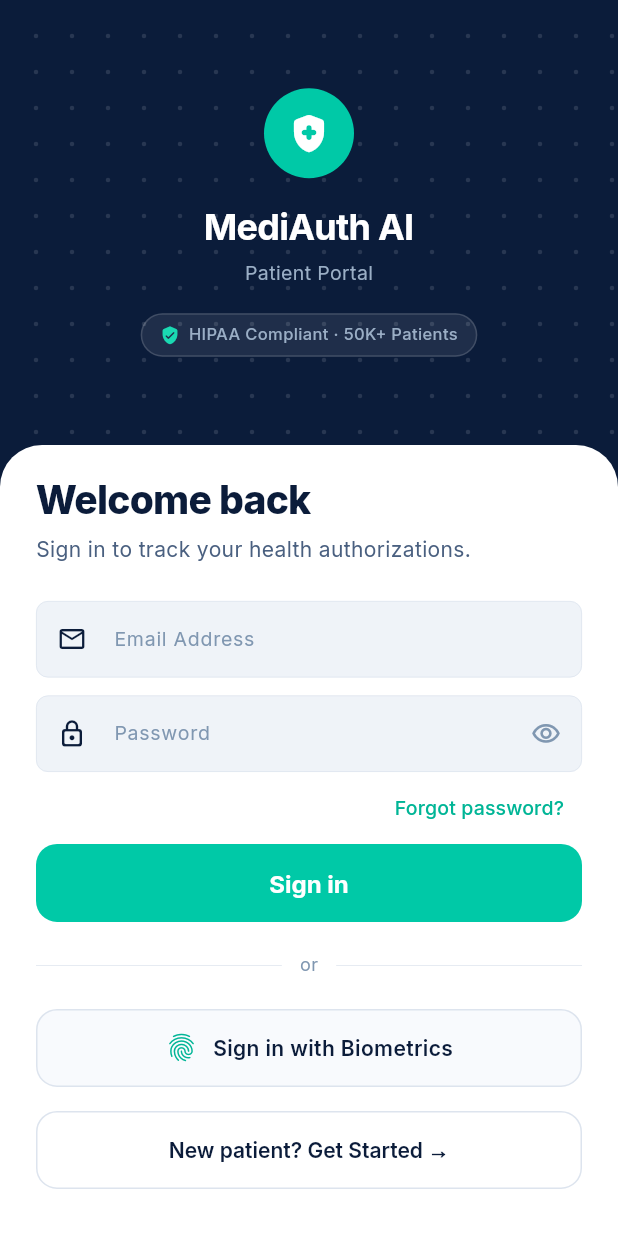
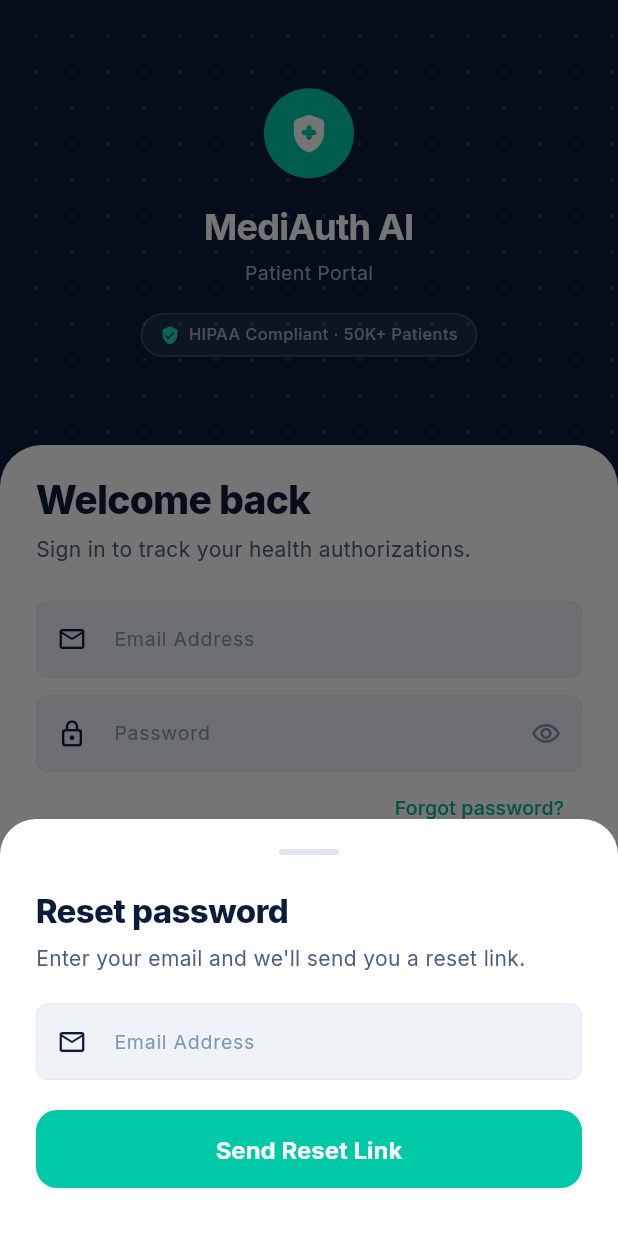
Before and after one commit to JainRamyak/MediAuth-AI, a Flutter app: the screen it shows after launch, scrolled down 31 dp, after a tap on "Forgot password?", on a phone screen of 412 x 824 dp. Run offline on Flutter 3.47's test engine with Material 3 defaults, Android fonts, the phone set to English and light mode, and no system bars; our stand-ins replace file_picker, flutter_dotenv, google_fonts, google_sign_in, supabase_flutter; accounts and stored records are empty.

Commit message:
Impmented Auth System using Supabase

```diff
--- /dev/null
+++ b/mediauth_flutter/lib/auth/auth_service.dart
@@ -0,0 +1,169 @@
+/// ---------------------------------------------------------------------------
+/// auth_service.dart
+/// ---------------------------------------------------------------------------
+
+import 'package:supabase_flutter/supabase_flutter.dart';
+import 'package:google_sign_in/google_sign_in.dart';
+import 'supabase_config.dart';
+
+// ── Result wrapper ──────────────────────────────────────────────────────────
+
+class AuthResult {
+  final bool success;
+  final String? errorMessage;
+  final User? user;
+
+  const AuthResult._({
+    required this.success,
+    this.errorMessage,
+    this.user,
+  });
+
+  factory AuthResult.ok(User? user) =>
+      AuthResult._(success: true, user: user);
+
+  factory AuthResult.fail(String message) =>
+      AuthResult._(success: false, errorMessage: message);
+}
+
+// ── AuthService ─────────────────────────────────────────────────────────────
+
+class AuthService {
+  AuthService._();
+  static final AuthService instance = AuthService._();
+
+  SupabaseClient get _client => Supabase.instance.client;
+
+  // ── Current session / user ──────────────────────────────────────────────
+
+  User? get currentUser => _client.auth.currentUser;
+  Session? get currentSession => _client.auth.currentSession;
+  bool get isSignedIn => currentUser != null;
+
+  Stream<AuthState> get authStateChanges => _client.auth.onAuthStateChange;
+
+  // ── Email + Password Login ──────────────────────────────────────────────
+
+  Future<AuthResult> signInWithEmail({
+    required String email,
+    required String password,
+  }) async {
+    try {
+      // ✅ signInWithPassword — not signUp
+      final res = await _client.auth.signInWithPassword(
+        email: email.trim(),
+        password: password,
+      );
+      return AuthResult.ok(res.user);
+    } on AuthException catch (e) {
+      return AuthResult.fail(_mapAuthError(e.message));
+    } catch (e) {
+      return AuthResult.fail('Unexpected error. Please try again.');
+    }
+  }
+
+  // ── Email + Password Sign-Up ────────────────────────────────────────────
+
+  Future<AuthResult> signUpWithEmail({
+    required String email,
+    required String password,
+    Map<String, dynamic> metadata = const {},
+  }) async {
+    try {
+      final res = await _client.auth.signUp(
+        email: email.trim(),
+        password: password,
+        data: metadata,
+      );
+
+      // ✅ email confirmation is OFF so user returned immediately
+      if (res.user != null) {
+        return AuthResult.ok(res.user);
+      }
+
+      return AuthResult.fail('Sign up failed. Please try again.');
+    } on AuthException catch (e) {
+      return AuthResult.fail(_mapAuthError(e.message));
+    } catch (e) {
+      return AuthResult.fail('Unexpected error. Please try again.');
+    }
+  }
+
+  // ── Google Sign-In ──────────────────────────────────────────────────────
+
+  Future<AuthResult> signInWithGoogle() async {
+    try {
+      final googleUser = await GoogleSignIn(
+        clientId: kGoogleWebClientId,
+      ).signIn();
+
+      if (googleUser == null) {
+        return AuthResult.fail('Google sign-in was cancelled.');
+      }
+
+      final googleAuth = await googleUser.authentication;
+      final idToken = googleAuth.idToken;
+      final accessToken = googleAuth.accessToken;
+
+      if (idToken == null) {
+        return AuthResult.fail('Could not retrieve Google ID token.');
+      }
+
+      final res = await _client.auth.signInWithIdToken(
+        provider: OAuthProvider.google,
+        idToken: idToken,
+        accessToken: accessToken,
+      );
+      return AuthResult.ok(res.user);
+    } on AuthException catch (e) {
+      return AuthResult.fail(_mapAuthError(e.message));
+    } catch (e) {
+      return AuthResult.fail('Google sign-in failed. Please try again.');
+    }
+  }
+
+  // ── Password Reset ──────────────────────────────────────────────────────
+
+  Future<AuthResult> sendPasswordResetEmail(String email) async {
+    try {
+      await _client.auth.resetPasswordForEmail(
+        email.trim(),
+        redirectTo: kSupabaseRedirectUrl,
+      );
+      return AuthResult.ok(null);
+    } on AuthException catch (e) {
+      return AuthResult.fail(_mapAuthError(e.message));
+    } catch (e) {
+      return AuthResult.fail('Could not send reset email. Please try again.');
+    }
+  }
+
+  // ── Sign Out ────────────────────────────────────────────────────────────
+
+  Future<void> signOut() async {
+    try {
+      await GoogleSignIn().signOut().catchError((_) {});
+      await _client.auth.signOut();
+    } catch (_) {}
+  }
+
+  // ── Helpers ─────────────────────────────────────────────────────────────
+
+  String _mapAuthError(String raw) {
+    final msg = raw.toLowerCase();
+    if (msg.contains('invalid login credentials') ||
+        msg.contains('invalid email or password')) {
+      return 'Incorrect email or password. Please try again.';
+    }
+    if (msg.contains('email not confirmed')) {
+      return 'Please verify your email address before signing in.';
+    }
+    if (msg.contains('user already registered')) {
+      return 'An account with this email already exists.';
+    }
+    if (msg.contains('password should be')) {
+      return 'Password must be at least 6 characters.';
+    }
+    return raw;
+  }
+}
--- /dev/null
+++ b/mediauth_flutter/lib/auth/forgot_password_dialog.dart
@@ -0,0 +1,204 @@
+/// ---------------------------------------------------------------------------
+/// forgot_password_dialog.dart
+/// ---------------------------------------------------------------------------
+/// Bottom-sheet dialog for password reset emails via Supabase.
+/// Call: showForgotPasswordSheet(context)
+/// ---------------------------------------------------------------------------
+
+import 'package:flutter/material.dart';
+import 'package:google_fonts/google_fonts.dart';
+import '../theme/colors.dart';
+import 'auth_service.dart';
+
+Future<void> showForgotPasswordSheet(BuildContext context) {
+  return showModalBottomSheet<void>(
+    context: context,
+    isScrollControlled: true,
+    backgroundColor: Colors.transparent,
+    builder: (_) => const _ForgotPasswordSheet(),
+  );
+}
+
+class _ForgotPasswordSheet extends StatefulWidget {
+  const _ForgotPasswordSheet();
+
+  @override
+  State<_ForgotPasswordSheet> createState() => _ForgotPasswordSheetState();
+}
+
+class _ForgotPasswordSheetState extends State<_ForgotPasswordSheet> {
+  final _emailCtrl = TextEditingController();
+  final _formKey   = GlobalKey<FormState>();
+  bool   _loading  = false;
+  String? _error;
+  bool   _sent     = false;
+
+  @override
+  void dispose() {
+    _emailCtrl.dispose();
+    super.dispose();
+  }
+
+  Future<void> _submit() async {
+    if (!_formKey.currentState!.validate()) return;
+    setState(() { _loading = true; _error = null; });
+
+    final result = await AuthService.instance
+        .sendPasswordResetEmail(_emailCtrl.text.trim());
+
+    if (!mounted) return;
+    if (result.success) {
+      setState(() { _loading = false; _sent = true; });
+    } else {
+      setState(() { _loading = false; _error = result.errorMessage; });
+    }
+  }
+
+  @override
+  Widget build(BuildContext context) {
+    final bottom = MediaQuery.of(context).viewInsets.bottom;
+
+    return Container(
+      padding: EdgeInsets.fromLTRB(24, 8, 24, 32 + bottom),
+      decoration: const BoxDecoration(
+        color: C.surf0,
+        borderRadius: BorderRadius.vertical(top: Radius.circular(24)),
+      ),
+      child: Column(
+        mainAxisSize: MainAxisSize.min,
+        crossAxisAlignment: CrossAxisAlignment.start,
+        children: [
+          // Drag handle
+          Center(
+            child: Container(
+              width: 40, height: 4,
+              margin: const EdgeInsets.only(bottom: 20, top: 12),
+              decoration: BoxDecoration(
+                color: C.surf3,
+                borderRadius: BorderRadius.circular(2),
+              ),
+            ),
+          ),
+
+          if (_sent) ...[
+            // ── Success state ─────────────────────────────────────────────
+            const Icon(Icons.mark_email_read_outlined,
+                size: 48, color: C.teal500),
+            const SizedBox(height: 16),
+            Text('Check your inbox',
+              style: GoogleFonts.inter(
+                fontSize: 22, fontWeight: FontWeight.w800,
+                color: C.textPrimary, letterSpacing: -0.4)),
+            const SizedBox(height: 8),
+            Text(
+              'We sent a password reset link to ${_emailCtrl.text.trim()}.\n'
+              'Check your spam folder if it doesn\'t appear.',
+              style: GoogleFonts.inter(
+                fontSize: 14, color: C.textSecondary, height: 1.5)),
+            const SizedBox(height: 24),
+            SizedBox(
+              width: double.infinity, height: 52,
+              child: ElevatedButton(
+                onPressed: () => Navigator.of(context).pop(),
+                style: ElevatedButton.styleFrom(
+                  backgroundColor: C.teal500,
+                  shape: RoundedRectangleBorder(
+                    borderRadius: BorderRadius.circular(14)),
+                ),
+                child: Text('Done',
+                  style: GoogleFonts.inter(
+                    fontSize: 16, fontWeight: FontWeight.w700,
+                    color: C.white)),
+              ),
+            ),
+          ] else ...[
+            // ── Form state ────────────────────────────────────────────────
+            Text('Reset password',
+              style: GoogleFonts.inter(
+                fontSize: 22, fontWeight: FontWeight.w800,
+                color: C.textPrimary, letterSpacing: -0.4)),
+            const SizedBox(height: 6),
+            Text('Enter your email and we\'ll send you a reset link.',
+              style: GoogleFonts.inter(
+                fontSize: 14, color: C.textSecondary, height: 1.4)),
+            const SizedBox(height: 20),
+
+            // Error banner
+            AnimatedSize(
+              duration: const Duration(milliseconds: 220),
+              child: _error != null
+                ? Container(
+                    margin: const EdgeInsets.only(bottom: 14),
+                    padding: const EdgeInsets.symmetric(
+                      horizontal: 14, vertical: 12),
+                    decoration: BoxDecoration(
+                      color: C.red50,
+                      borderRadius: BorderRadius.circular(12),
+                      border: const Border(
+                        left: BorderSide(color: C.red500, width: 3)),
+                    ),
+                    child: Row(children: [
+                      const Icon(Icons.error_outline_rounded,
+                        size: 16, color: C.red500),
+                      const SizedBox(width: 10),
+                      Expanded(
+                        child: Text(_error!,
+                          style: GoogleFonts.inter(
+                            fontSize: 13, fontWeight: FontWeight.w500,
+                            color: C.red700)),
+                      ),
+                    ]),
+                  )
+                : const SizedBox.shrink(),
+            ),
+
+            Form(
+              key: _formKey,
+              child: TextFormField(
+                controller: _emailCtrl,
+                keyboardType: TextInputType.emailAddress,
+                textInputAction: TextInputAction.done,
+                onFieldSubmitted: (_) => _submit(),
+                decoration: const InputDecoration(
+                  labelText: 'Email Address',
+                  hintText: 'e.g. margaret@example.com',
+                  prefixIcon: Icon(Icons.email_outlined, size: 20),
+                ),
+                validator: (v) {
+                  if (v == null || v.trim().isEmpty) {
+                    return 'Enter your email address';
+                  }
+                  if (!v.contains('@')) return 'Enter a valid email';
+                  return null;
+                },
+              ),
+            ),
+            const SizedBox(height: 20),
+
+            SizedBox(
+              width: double.infinity, height: 52,
+              child: ElevatedButton(
+                onPressed: _loading ? null : _submit,
+                style: ElevatedButton.styleFrom(
+                  backgroundColor: C.teal500,
+                  disabledBackgroundColor: C.teal500,
+                  shape: RoundedRectangleBorder(
+                    borderRadius: BorderRadius.circular(14)),
+                ),
+                child: _loading
+                  ? const SizedBox(
+                      width: 20, height: 20,
+                      child: CircularProgressIndicator(
+                        strokeWidth: 2.5, color: C.white))
+                  : Text('Send Reset Link',
+                      style: GoogleFonts.inter(
+                        fontSize: 16, fontWeight: FontWeight.w700,
+                        color: C.white)),
+              ),
+            ),
+          ],
+        ],
+      ),
+    );
+  }
+}
--- /dev/null
+++ b/mediauth_flutter/lib/auth/supabase_config.dart
@@ -0,0 +1,27 @@
+/// ---------------------------------------------------------------------------
+/// supabase_config.dart
+/// ---------------------------------------------------------------------------
+/// Configuration for Supabase and Google OAuth.
+/// Values are loaded from the .env file at runtime.
+/// ---------------------------------------------------------------------------
+
+library supabase_config;
+
+import 'package:flutter_dotenv/flutter_dotenv.dart';
+
+/// Supabase Project URL
+String kSupabaseUrl = dotenv.env['SUPABASE_URL'] ??
+    (throw Exception('SUPABASE_URL not set in .env'));
+
+/// Supabase Anon/Public Key
+String kSupabaseAnonKey = dotenv.env['SUPABASE_ANON_KEY'] ??
+    (throw Exception('SUPABASE_ANON_KEY not set in .env'));
+
+/// Google OAuth Web Client ID (from Google Cloud Console).
+/// Required for Google Sign-In to exchange tokens with Supabase.
+String kGoogleWebClientId = dotenv.env['GOOGLE_WEB_CLIENT_ID'] ??
+    'YOUR_GOOGLE_WEB_CLIENT_ID.apps.googleusercontent.com';
+
+/// Custom Redirect URL for OAuth flows
+String kSupabaseRedirectUrl = dotenv.env['SUPABASE_REDIRECT_URL'] ??
+    'com.example.mediauth_flutter://login-callback';
--- a/mediauth_flutter/lib/main.dart
+++ b/mediauth_flutter/lib/main.dart
@@ -1,6 +1,9 @@
 import 'package:flutter/material.dart';
 import 'package:flutter/services.dart';
 import 'package:google_fonts/google_fonts.dart';
+import 'package:flutter_dotenv/flutter_dotenv.dart';
+import 'package:supabase_flutter/supabase_flutter.dart';
+import 'auth/supabase_config.dart';
 import 'theme/app_theme.dart';
 import 'theme/colors.dart';
 import 'screens/s01_splash.dart';
@@ -17,14 +20,22 @@ import 'screens/s10_s11_appeal.dart';
 import 'screens/activity_screen.dart';
 import 'screens/s00_profile.dart';
 import 'screens/s12_agent_list.dart';
+import 'screens/s_reset_password.dart'; // ← new screen
 import 'widgets/shared_widgets.dart';
 
-void main() {
+Future<void> main() async {
   WidgetsFlutterBinding.ensureInitialized();
   SystemChrome.setSystemUIOverlayStyle(const SystemUiOverlayStyle(
     statusBarColor: Colors.transparent,
     statusBarIconBrightness: Brightness.dark,
   ));
+  await dotenv.load(fileName: ".env");
+  await Supabase.initialize(
+    url: dotenv.env['SUPABASE_URL']!,
+    anonKey: dotenv.env['SUPABASE_ANON_KEY']!,
+    debug: false,
+  );
+
   runApp(const MediAuthApp());
 }
 
@@ -40,8 +51,6 @@ class MediAuthApp extends StatelessWidget {
   );
 }
 
-// ── App Root — manages auth + screen routing ───────────────────────────────────
-
 class _AppRoot extends StatefulWidget {
   const _AppRoot();
 
@@ -53,7 +62,7 @@ enum _Screen {
   splash,
   login,
   signup,
-  shell,          // 3-tab shell
+  shell,
   newRequest,
   pipeline,
   approved,
@@ -61,17 +70,46 @@ enum _Screen {
   appeal,
   escalation,
   profile,
+  resetPassword, // ← new
 }
 
 class _AppRootState extends State<_AppRoot> {
   _Screen _screen = _Screen.splash;
 
-  // New request state
   final _patient   = PatientFormData();
   final _treatment = TreatmentFormData();
-  int   _intakeStep = 1; // 1 = patient, 2 = treatment, 3 = review
+  int   _intakeStep = 1;
 
   void _go(_Screen s) => setState(() => _screen = s);
+
+  // ── Auth state listener ──────────────────────────────────────────────────
+
+  @override
+  void initState() {
+    super.initState();
+    Supabase.instance.client.auth.onAuthStateChange.listen((data) {
+      if (!mounted) return;
+      switch (data.event) {
+        case AuthChangeEvent.passwordRecovery:
+          // User tapped the reset link in their email → go to reset screen
+          _go(_Screen.resetPassword);
+          break;
+        case AuthChangeEvent.signedIn:
+          // Only auto-navigate if we're on splash/login/signup
+          if (_screen == _Screen.splash ||
+              _screen == _Screen.login  ||
+              _screen == _Screen.signup) {
+            _go(_Screen.shell);
+          }
+          break;
+        case AuthChangeEvent.signedOut:
+          _go(_Screen.login);
+          break;
+        default:
+          break;
+      }
+    });
+  }
 
   @override
   Widget build(BuildContext context) {
@@ -79,13 +117,18 @@ class _AppRootState extends State<_AppRoot> {
       _Screen.splash => SplashScreen(onDone: () => _go(_Screen.login)),
 
       _Screen.login  => LoginScreen(
-        onLogin: () => _go(_Screen.shell),
+        onLogin:  () => _go(_Screen.shell),
         onSignUp: () => _go(_Screen.signup),
       ),
 
       _Screen.signup => SignUpScreen(
         onSignUpSuccess: () => _go(_Screen.shell),
         onSignIn: () => _go(_Screen.login),
+      ),
+
+      // ── New: Reset Password screen ─────────────────────────────────────
+      _Screen.resetPassword => ResetPasswordScreen(
+        onDone: () => _go(_Screen.login),
       ),
 
       _Screen.shell  => _ShellScreen(
@@ -184,17 +227,12 @@ class _ShellScreenState extends State<_ShellScreen> {
         onRequestTap:  widget.onRequestTap,
         onProfileTap:  widget.onProfileTap,
       ),
-      ActivityScreen(
-        onRequestTap: widget.onRequestTap,
-      ),
+      ActivityScreen(onRequestTap: widget.onRequestTap),
       const AgentListScreen(),
     ];
 
     return Scaffold(
-      body: IndexedStack(
-        index: _tab,
-        children: tabs,
-      ),
+      body: IndexedStack(index: _tab, children: tabs),
       bottomNavigationBar: Container(
         padding: const EdgeInsets.only(top: 12, bottom: 24, left: 16, right: 16),
         decoration: const BoxDecoration(
--- a/mediauth_flutter/lib/screens/s00_profile.dart
+++ b/mediauth_flutter/lib/screens/s00_profile.dart
@@ -2,6 +2,7 @@ import 'package:flutter/material.dart';
 import 'package:google_fonts/google_fonts.dart';
 import '../theme/colors.dart';
 import '../widgets/shared_widgets.dart';
+import '../auth/auth_service.dart';
 
 class ProfileScreen extends StatefulWidget {
   final VoidCallback onLogout;
@@ -171,7 +172,10 @@ class _ProfileScreenState extends State<ProfileScreen> {
 
             // Sign out
             OutlinedButton.icon(
-              onPressed: widget.onLogout,
+              onPressed: () async {
+                await AuthService.instance.signOut();
+                if (context.mounted) widget.onLogout();
+              },
               icon: const Icon(Icons.logout_rounded,
                 size: 18, color: C.red500),
               label: Text('Sign out',
--- a/mediauth_flutter/lib/screens/s02_login.dart
+++ b/mediauth_flutter/lib/screens/s02_login.dart
@@ -2,6 +2,8 @@ import 'package:flutter/material.dart';
 import 'package:google_fonts/google_fonts.dart';
 import '../theme/colors.dart';
 import '../widgets/shared_widgets.dart';
+import '../auth/auth_service.dart';
+import '../auth/forgot_password_dialog.dart';
 
 class LoginScreen extends StatefulWidget {
   final VoidCallback onLogin;
@@ -42,21 +44,37 @@ class _LoginScreenState extends State<LoginScreen>
     });
   }
 
+  // ── Email / Password login ──────────────────────────────────────────────────
   Future<void> _login() async {
     if (!_formKey.currentState!.validate()) return;
     setState(() { _loading = true; _error = null; });
-    await Future.delayed(const Duration(milliseconds: 1400));
+
+    final result = await AuthService.instance.signInWithEmail(
+      email: _idCtrl.text.trim(),
+      password: _passCtrl.text,
+    );
+
     if (!mounted) return;
-
-    if (_idCtrl.text.trim().isEmpty) {
-      setState(() {
-        _loading = false;
-        _error = 'Incorrect credentials — please try again.';
-      });
+    if (!result.success) {
+      setState(() { _loading = false; _error = result.errorMessage; });
       return;
     }
     setState(() { _loading = false; _showSuccess = true; });
-    await Future.delayed(const Duration(milliseconds: 800));
+    await Future.delayed(const Duration(milliseconds: 700));
+    if (mounted) widget.onLogin();
+  }
+
+  // ── Google Sign-In ──────────────────────────────────────────────────────────
+  Future<void> _googleSignIn() async {
+    setState(() { _loading = true; _error = null; });
+    final result = await AuthService.instance.signInWithGoogle();
+    if (!mounted) return;
+    if (!result.success) {
+      setState(() { _loading = false; _error = result.errorMessage; });
+      return;
+    }
+    setState(() { _loading = false; _showSuccess = true; });
+    await Future.delayed(const Duration(milliseconds: 700));
     if (mounted) widget.onLogin();
   }
 
@@ -233,10 +251,11 @@ class _LoginScreenState extends State<LoginScreen>
                           ? 'Enter your password' : null,
                       ),
 
+                      // Forgot password
                       Align(
                         alignment: Alignment.centerRight,
                         child: TextButton(
-                          onPressed: () {},
+                          onPressed: () => showForgotPasswordSheet(context),
                           child: Text('Forgot password?',
                             style: GoogleFonts.inter(
                               fontSize: 13, color: C.teal600,
@@ -289,7 +308,9 @@ class _LoginScreenState extends State<LoginScreen>
                                       const Icon(Icons.check_circle_rounded,
                                         size: 16, color: C.teal600),
                                       const SizedBox(width: 8),
-                                      Text('Margaret Thompson · Patient',
+                                      Text(
+                                        AuthService.instance.currentUser?.email
+                                          ?? 'Signed in successfully',
                                         style: GoogleFonts.inter(
                                           fontSize: 13,
                                           fontWeight: FontWeight.w500,
@@ -316,8 +337,10 @@ class _LoginScreenState extends State<LoginScreen>
                       ]),
                       const SizedBox(height: 20),
 
-                      // Biometric login row
-                      Container(
+                      // Google Sign-In button
+                      GestureDetector(
+                        onTap: _loading ? null : _googleSignIn,
+                        child: Container(
                           height: 52,
                           decoration: BoxDecoration(
                             color: C.surf1,
@@ -327,14 +350,17 @@ class _LoginScreenState extends State<LoginScreen>
                           child: Row(
                             mainAxisAlignment: MainAxisAlignment.center,
                             children: [
-                            const Icon(Icons.fingerprint_rounded,
-                              size: 22, color: C.teal600),
+                              Text('G',
+                                style: GoogleFonts.inter(
+                                  fontSize: 18, fontWeight: FontWeight.w800,
+                                  color: const Color(0xFF4285F4))),
                               const SizedBox(width: 10),
-                            Text('Sign in with Biometrics',
+                              Text('Continue with Google',
                                 style: GoogleFonts.inter(
                                   fontSize: 14, fontWeight: FontWeight.w600,
                                   color: C.textPrimary)),
                             ],
+                          ),
                         ),
                       ),
 
--- a/mediauth_flutter/pubspec.yaml
+++ b/mediauth_flutter/pubspec.yaml
@@ -17,6 +17,9 @@ dependencies:
   file_picker: ^8.1.7
   dotted_border: ^2.1.0
   http: ^1.6.0
+  supabase_flutter: ^2.6.0
+  google_sign_in: ^6.2.1
+  flutter_dotenv: ^5.1.0
 
 dev_dependencies:
   flutter_test:
@@ -25,3 +28,5 @@ dev_dependencies:
 
 flutter:
   uses-material-design: true
+  assets:
+    - .env
```
Also changed, not shown: mediauth_flutter/lib/screens/s02a_signup.dart (+84 -7 lines), mediauth_flutter/lib/screens/s_reset_password.dart (added, +79 -0 lines), mediauth_flutter/lib/widgets/shared_widgets.dart (+5 -3 lines), mediauth_flutter/pubspec.lock, 2 other files. Lines whose indentation alone changed are shown as unchanged.
